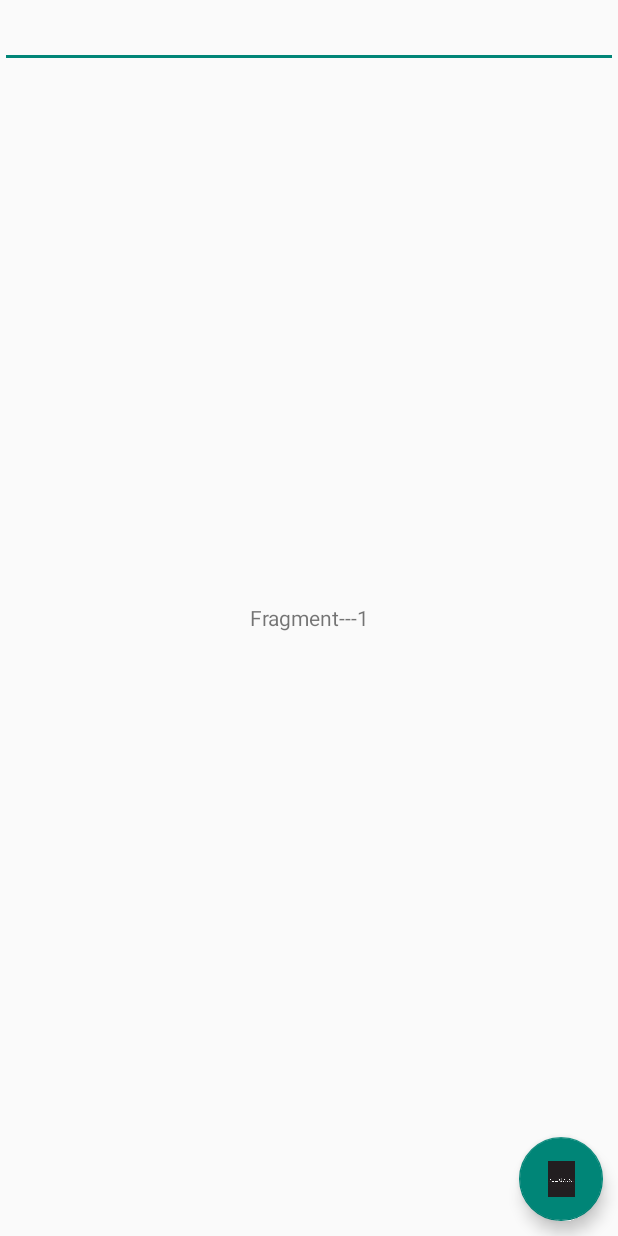
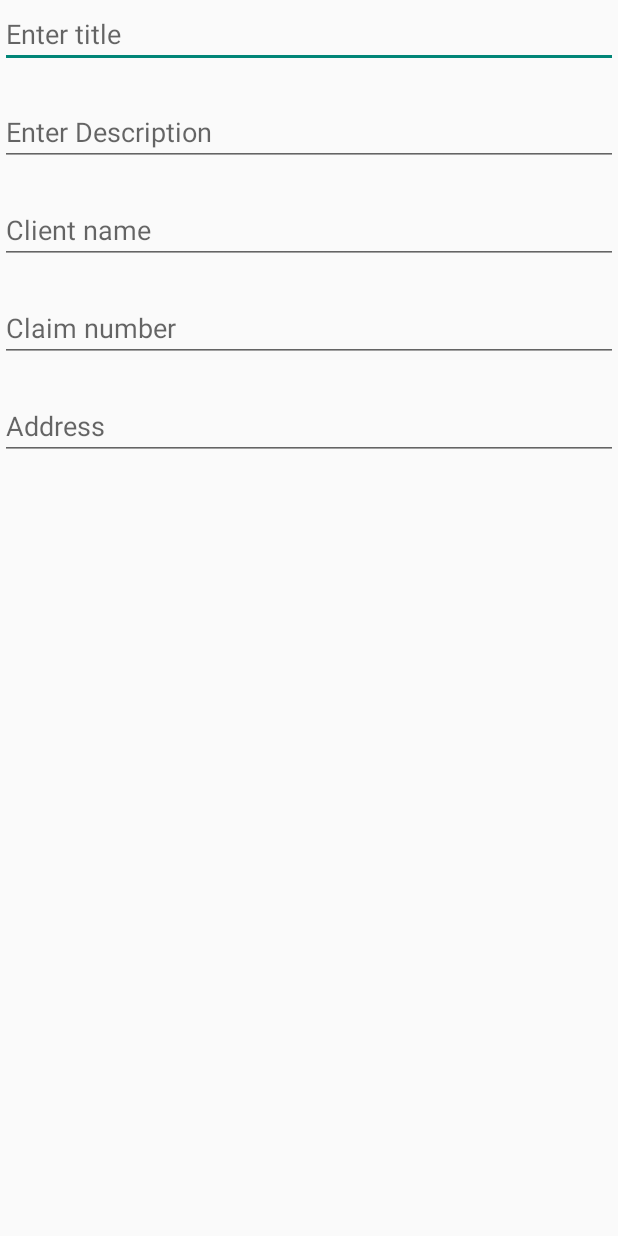
Before and after one commit to krishnakhandagale/RoportTool, an Android app: the layout fragment_claim_details.xml on its own in the app's theme, with its tools: preview values and no code run, on a phone screen of 412 x 824 dp. Run offline under Robolectric (Android 15) with nearby library versions, the phone set to English and light mode, and no system bars.

Commit message:
Added all four fragment and added tab layout.

```diff
--- a/project/app/src/main/java/com/electivechaos/checklist/titletabs/ClaimsDetailsFragment.java
+++ b/project/app/src/main/java/com/electivechaos/checklist/titletabs/ClaimsDetailsFragment.java
@@ -28,8 +28,8 @@ public class ClaimsDetailsFragment extends Fragment {
         return inflater.inflate(R.layout.claims_details_fragment, container, false);
     }
 
-    @Override
-    public void onActivityCreated(@Nullable Bundle savedInstanceState) {
+    //@Override
+   /* public void onActivityCreated(@Nullable Bundle savedInstanceState) {
         insuranceDate = getActivity().findViewById(R.id.input_insurance_date);
         insuranceDate.setOnClickListener(new View.OnClickListener() {
             @Override
@@ -51,5 +51,5 @@ public class ClaimsDetailsFragment extends Fragment {
             calendarInstance.set(Calendar.DAY_OF_MONTH, dayOfMonth);
         }
 
-    };
+    };*/
 }
--- a/project/app/src/main/res/layout/activity_main.xml
+++ b/project/app/src/main/res/layout/activity_main.xml
@@ -27,7 +27,6 @@
                 android:theme="@style/ThemeOverlay.AppCompat.ActionBar" />
         </LinearLayout>
 
-
         <FrameLayout
             android:id="@+id/content_frame"
             android:layout_width="match_parent"
--- a/project/app/src/main/res/layout/fragment_claim_details.xml
+++ b/project/app/src/main/res/layout/fragment_claim_details.xml
@@ -1,30 +1,60 @@
-<FrameLayout xmlns:android="http://schemas.android.com/apk/res/android"
-    xmlns:tools="http://schemas.android.com/tools"
-    android:layout_width="match_parent"
-    android:layout_height="match_parent"
-    tools:context="com.electivechaos.checklist.fragments.ClaimDetailsFragment">
-
-
-    <EditText
-        android:id="@+id/demo_claim"
-        android:layout_width="match_parent"
-        android:layout_height="wrap_content" />
-
-    <!-- TODO: Update blank fragment layout -->
-    <TextView
+<?xml version="1.0" encoding="utf-8"?>
+<ScrollView
+    xmlns:android="http://schemas.android.com/apk/res/android"
+    android:layout_width="fill_parent"
+    android:layout_height="fill_parent">
+    <LinearLayout xmlns:android="http://schemas.android.com/apk/res/android"
+        xmlns:tools="http://schemas.android.com/tools"
+        android:id="@+id/parentLinearLayout"
         android:layout_width="match_parent"
         android:layout_height="match_parent"
-        android:text="Fragment---1"
-        android:gravity="center"/>
-
-    <android.support.design.widget.FloatingActionButton
-        android:id="@+id/floating_btn_one"
-        android:layout_width="wrap_content"
-        android:layout_height="wrap_content"
-        android:layout_gravity="bottom|end"
-        android:layout_marginRight="10dp"
-        android:layout_marginBottom="10dp"
-        android:src="@drawable/claims_adjuster"
-        />
-
-</FrameLayout>
+        tools:context="ui.MainActivity"
+        android:orientation="vertical"
+        android:weightSum="5">
+        <EditText
+            android:id="@+id/reportTitle"
+            android:layout_width="match_parent"
+            android:layout_height="wrap_content"
+            android:inputType="text"
+            android:nextFocusRight="@+id/reportDescription"
+            android:hint="@string/photo_title_hint"/>
+        <EditText
+            android:layout_marginTop="20dp"
+            android:id="@+id/reportDescription"
+            android:layout_width="match_parent"
+            android:layout_height="wrap_content"
+            android:inputType="textImeMultiLine"
+            android:lines="2"
+            android:scrollbars="vertical"
+            android:nextFocusRight="@+id/clientName"
+            android:hint="@string/photo_description_hint" />
+        <EditText
+            android:layout_marginTop="20dp"
+            android:id="@+id/clientName"
+            android:layout_width="match_parent"
+            android:layout_height="wrap_content"
+            android:inputType="text"
+            android:nextFocusRight="@+id/claimNumber"
+            android:scrollbars="vertical"
+            android:hint="@string/client_name_hint_text" />
+        <EditText
+            android:layout_marginTop="20dp"
+            android:id="@+id/claimNumber"
+            android:layout_width="match_parent"
+            android:layout_height="wrap_content"
+            android:inputType="text"
+            android:digits="ABCDEFGHIJKLMNOPQRSTUVWXYZabcdefghijklmnopqrstuvwxyz1234567890 "
+            android:nextFocusRight="@+id/address"
+            android:scrollbars="vertical"
+            android:hint="@string/claim_number_hint_text" />
+        <EditText
+            android:layout_marginTop="20dp"
+            android:id="@+id/address"
+            android:layout_width="match_parent"
+            android:layout_height="wrap_content"
+            android:inputType="textImeMultiLine"
+            android:lines="4"
+            android:scrollbars="vertical"
+            android:hint="@string/address_hint_text" />
+    </LinearLayout>
+</ScrollView>
--- a/project/app/src/main/res/values/strings.xml
+++ b/project/app/src/main/res/values/strings.xml
@@ -1,5 +1,14 @@
 <resources>
     <string name="app_name">CheckList</string>
+    <string name="photo_title_hint">Enter title</string>
+    <string name="photo_description_hint">Enter Description</string>
+    <string name="select_photo_hint">Select Photo</string>
+    <string name="upload_details_hint">Generate Report</string>
+    <string name="client_name_hint_text">Client name</string>
+    <string name="claim_number_hint_text">Claim number</string>
+
+    <string name="address_hint_text">Address</string>
+    <string name="image_preview_hint">Image Preview</string>
     <string name="title">Title</string>
     <string name="risk">Risk</string>
     <string name="peril">Peril</string>
```
Also changed, not shown: project/app/src/main/java/com/electivechaos/checklist/MainActivity.java (+8 -3 lines), project/app/src/main/java/com/electivechaos/checklist/adapters/SimpleTabPagerAdapter.java (added, +62 -0 lines), project/app/src/main/java/com/electivechaos/checklist/fragments/ClaimDetailsFragment.java (+33 -23 lines), project/app/src/main/java/com/electivechaos/checklist/fragments/ClaimDetailsTabFragment.java (added, +101 -0 lines), project/app/src/main/res/layout/claim_details_layout.xml (added, +22 -0 lines), project/app/src/main/res/layout/fragment_claim_details_tab.xml (added, +13 -0 lines).
